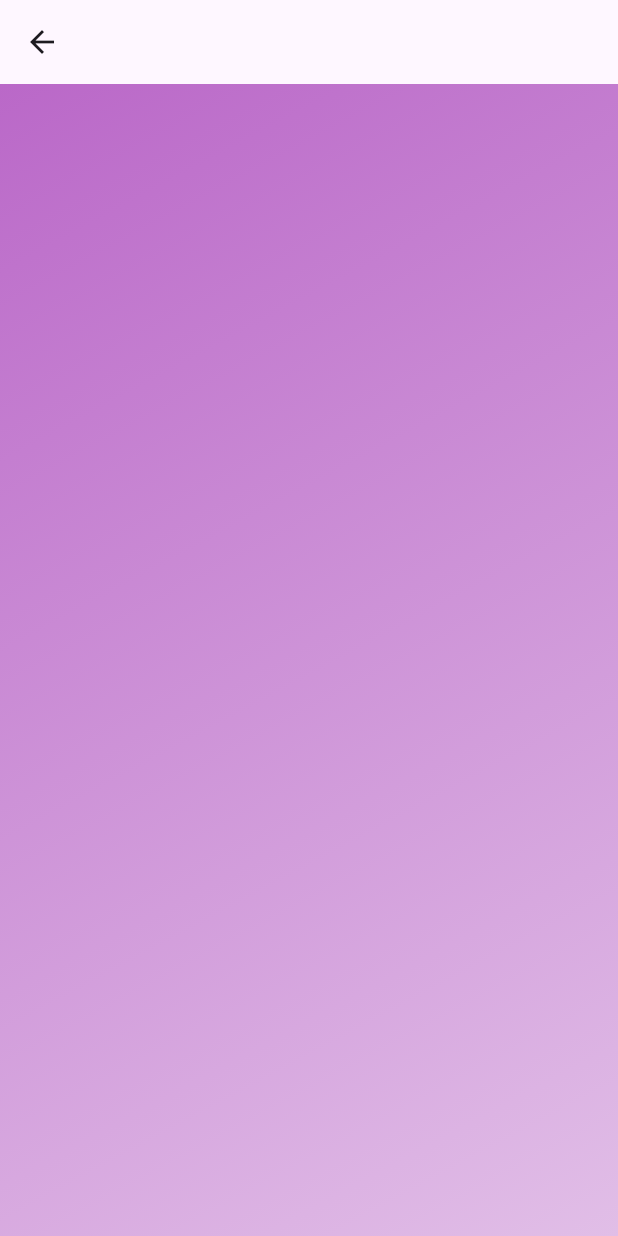
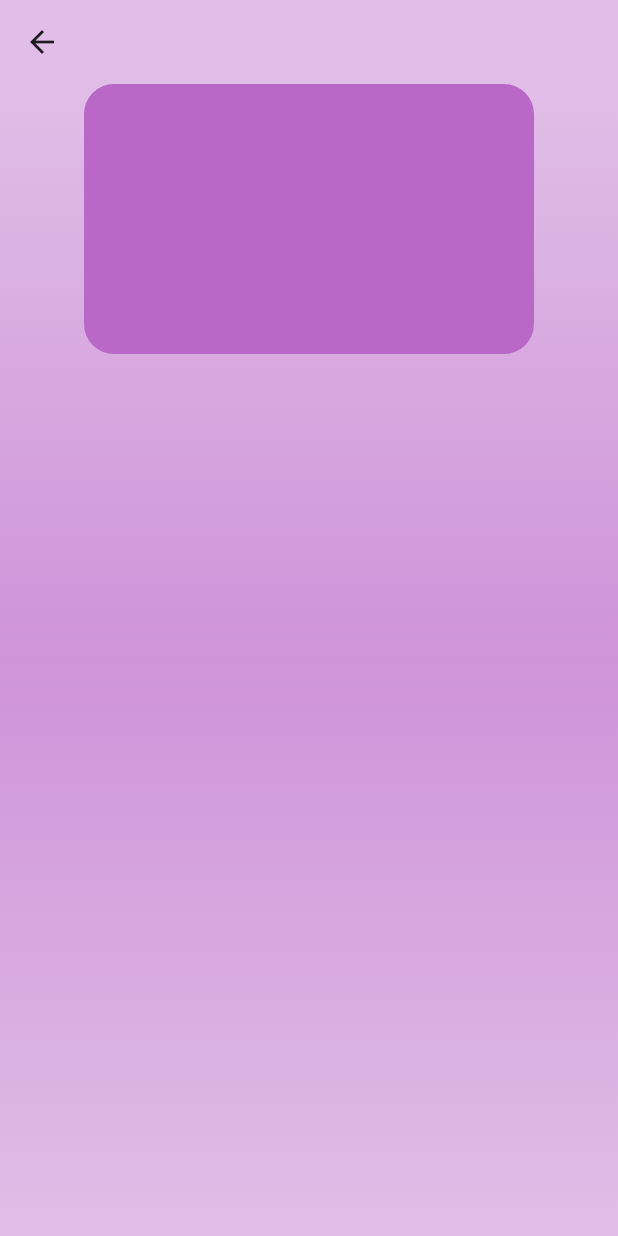
Before and after one commit to sohasara/Quiz-App, a Flutter app: the SportsPage screen opened directly, on a phone screen of 412 x 824 dp. Run offline on Flutter 3.47's test engine with Material 3 defaults, Android fonts, the phone set to English and light mode, and no system bars.

Commit message:
add container

```diff
--- a/lib/ui/details/sports.dart
+++ b/lib/ui/details/sports.dart
@@ -7,7 +7,7 @@ class SportsPage extends StatelessWidget {
   Widget build(BuildContext context) {
     return Scaffold(
       appBar: AppBar(
-        backgroundColor: Colors.transparent,
+        backgroundColor: Colors.purple[100],
       ),
       body: Container(
         height: double.infinity,
@@ -15,14 +15,26 @@ class SportsPage extends StatelessWidget {
         decoration: BoxDecoration(
           gradient: LinearGradient(
             colors: [
-              Colors.purple[300]!,
               Colors.purple[100]!,
+              Colors.purple[200]!,
+              Colors.purple[100]!
             ],
             begin: Alignment.topLeft,
-            end: Alignment.bottomRight,
+            end: Alignment.bottomLeft,
           ),
         ),
-        child: Column(),
+        child: Column(
+          children: [
+            Container(
+              height: 180,
+              width: 300,
+              decoration: BoxDecoration(
+                color: Colors.purple[300],
+                borderRadius: BorderRadius.circular(20),
+              ),
+            ),
+          ],
+        ),
       ),
     );
   }
```
